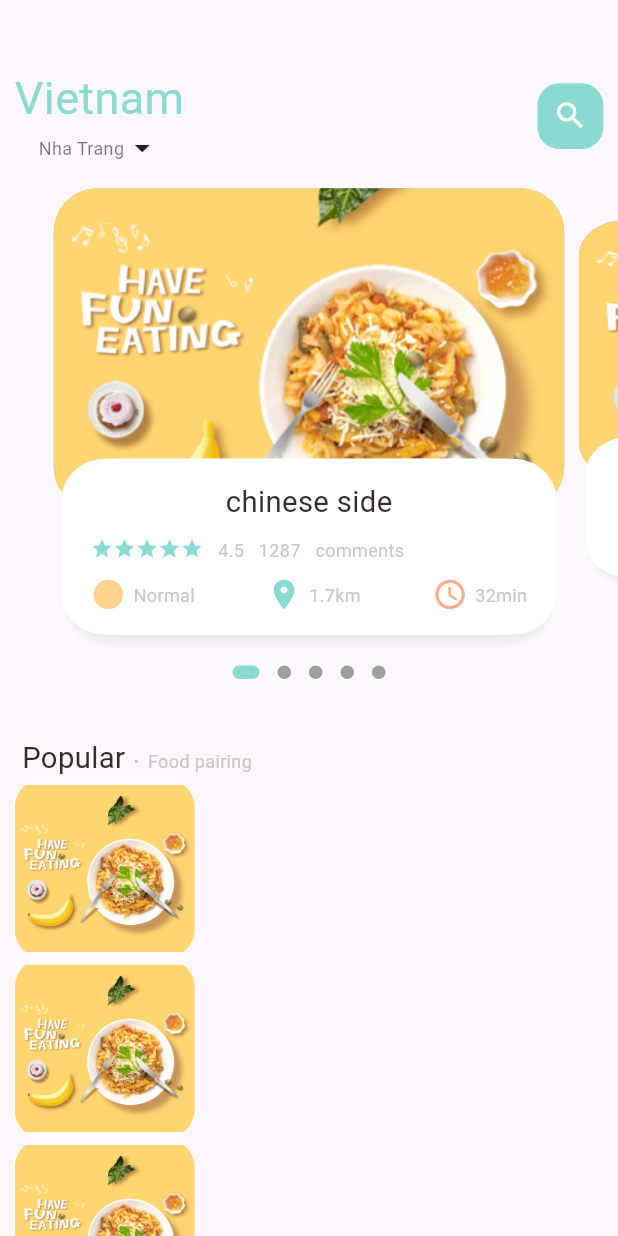
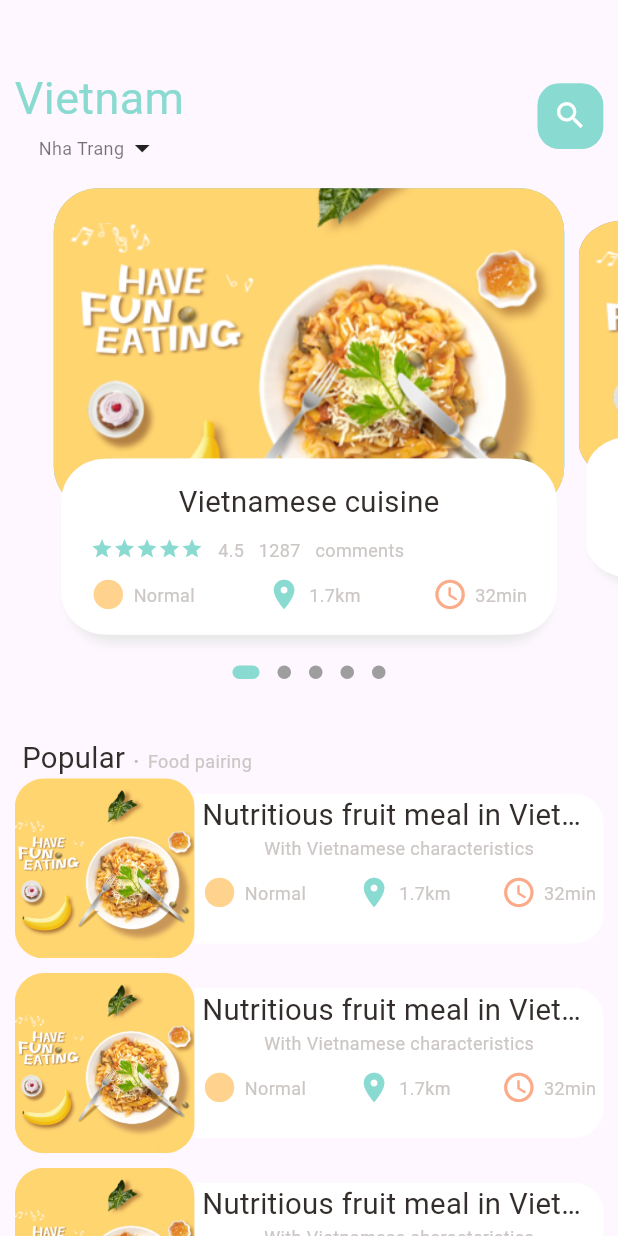
Before and after one commit to phamhuuloc219/e-commerce-app, a Flutter app: the screen it shows after launch, on a phone screen of 412 x 824 dp. Run offline on Flutter 3.47's test engine with Material 3 defaults, Android fonts, the phone set to English and light mode, and no system bars; drawn by our look-alikes of dots_indicator; our stand-ins replace get.

Commit message:
feat: done UI food page body

```diff
--- a/lib/home/food_page_body.dart
+++ b/lib/home/food_page_body.dart
@@ -87,16 +87,17 @@ class _FoodPageBodyState extends State<FoodPageBody> {
         ),
         // list food
         Container(
-          height: 700,
+          height: 1330,
           child: ListView.builder(
-            physics: AlwaysScrollableScrollPhysics(),
-            shrinkWrap: true,
+            physics: NeverScrollableScrollPhysics(),
+            // shrinkWrap: true,
             itemCount: 10,
             itemBuilder: (context, index) {
               return Container(
-                margin: EdgeInsets.only(left: Dimensions.width20, right: Dimensions.width20,),
+                margin: EdgeInsets.only(left: Dimensions.width20, right: Dimensions.width20,bottom: Dimensions.height10),
                 child: Row(
                   children: [
+                    // image section
                     Container(
                       width: 120,
                       height: 120,
@@ -104,10 +105,55 @@ class _FoodPageBodyState extends State<FoodPageBody> {
                         borderRadius: BorderRadius.circular(Dimensions.radius20),
                         color: Colors.white38,
                         image: DecorationImage(
+                          fit: BoxFit.cover,
                             image: AssetImage("assets/image/food0.png"),
                         ),
                       ),
-                    )
+                    ),
+                    // text container
+                    Expanded(
+                      child: Container(
+                        height: 100,
+                        decoration: BoxDecoration(
+                          borderRadius: BorderRadius.only(
+                            topRight: Radius.circular(Dimensions.radius20),
+                            bottomRight: Radius.circular(Dimensions.radius20),
+                          ),
+                          color: Colors.white,
+
+                        ),
+                        child: Padding(
+                          padding: EdgeInsets.only(left: Dimensions.width10, right: Dimensions.width10),
+                          child: Column(
+                            children: [
+                              BigText(text: "Nutritious fruit meal in Vietnam"),
+                              SmallText(text: "With Vietnamese characteristics"),
+                              SizedBox(height: Dimensions.height10,),
+                              Row(
+                                mainAxisAlignment: MainAxisAlignment.spaceBetween,
+                                children: [
+                                  IconAndTextWidget(
+                                      icon: Icons.circle_sharp,
+                                      text: "Normal",
+                                      iconColor: AppColors.iconColor1
+                                  ),
+                                  IconAndTextWidget(
+                                      icon: Icons.location_on,
+                                      text: "1.7km",
+                                      iconColor: AppColors.mainColor
+                                  ),
+                                  IconAndTextWidget(
+                                      icon: Icons.access_time_rounded,
+                                      text: "32min",
+                                      iconColor: AppColors.iconColor2
+                                  ),
+                                ],
+                              ),
+                            ],
+                          ),
+                        ),
+                      ),
+                    ),
                   ],
                 ),
               );
@@ -182,7 +228,7 @@ class _FoodPageBodyState extends State<FoodPageBody> {
                 padding: EdgeInsets.only(top: Dimensions.height15, left: 15, right: 15),
                 child: Column(
                   children: [
-                    BigText(text: "chinese side"),
+                    BigText(text: "Vietnamese cuisine"),
                     SizedBox(height: Dimensions.height10,),
                     Row(
                       crossAxisAlignment: CrossAxisAlignment.start,
```
